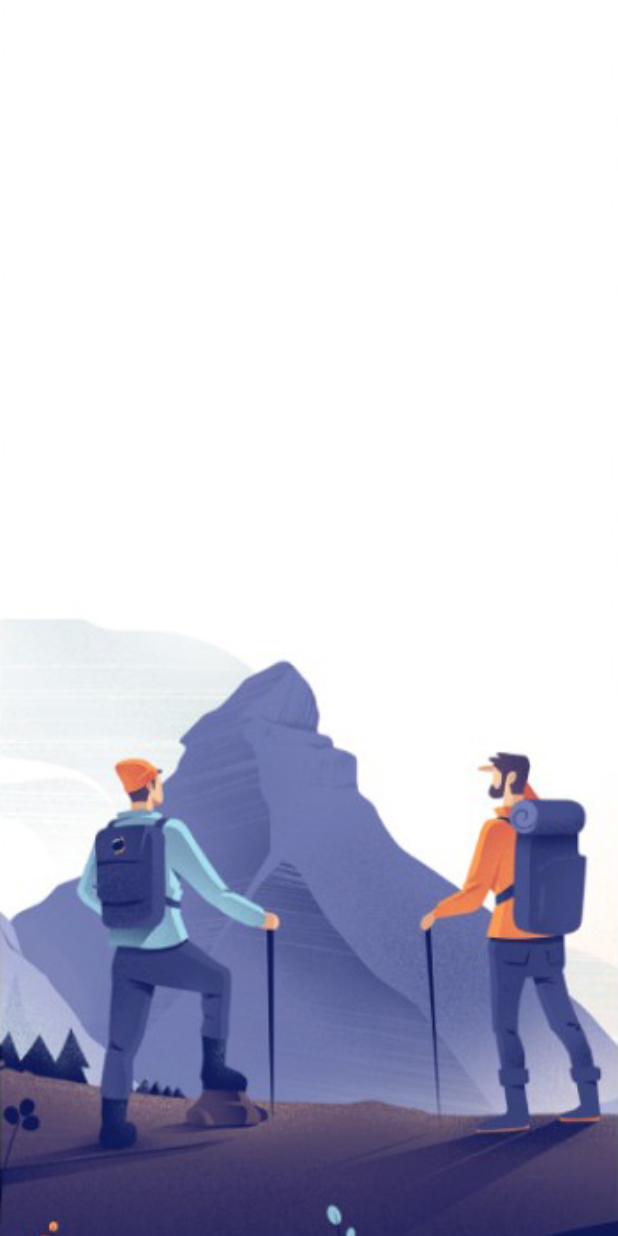
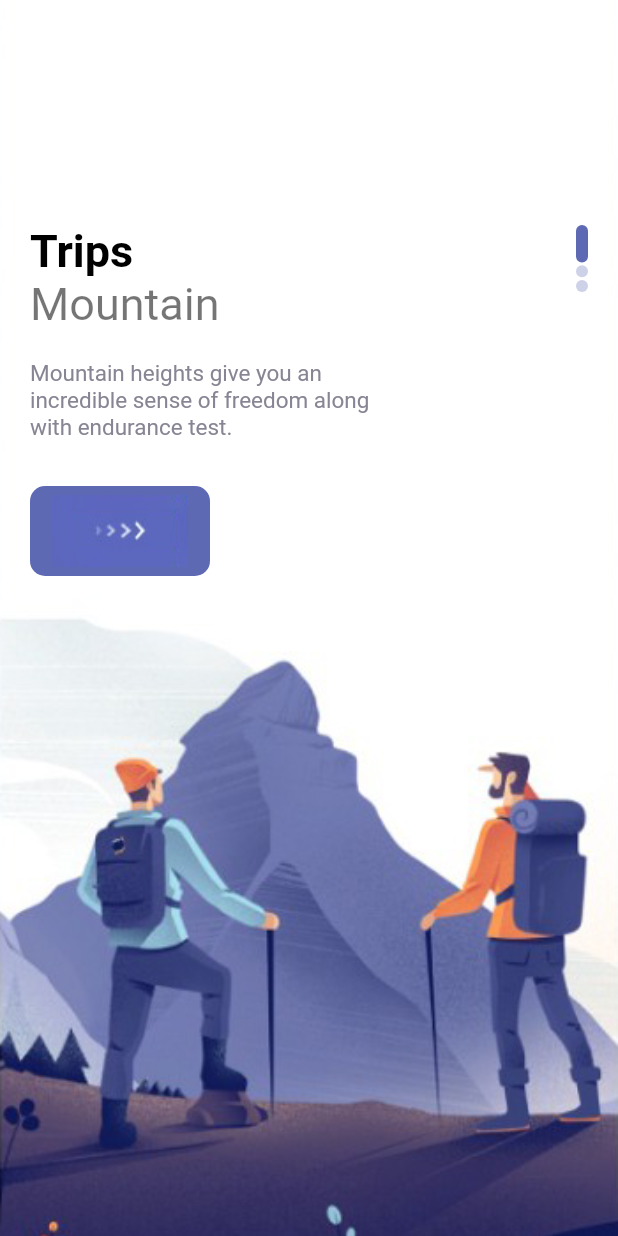
Before and after one commit to atultiwari7388/travel-app, a Flutter app: the screen it shows after launch, on a phone screen of 412 x 824 dp. Run offline on Flutter 3.47's test engine with Material 2 defaults, Android fonts, the phone set to English and light mode, and no system bars.

Commit message:
Welcome screen done

```diff
--- /dev/null
+++ b/lib/view/BottomNavBar/main_screen.bottomnavbar.view.dart
@@ -0,0 +1,15 @@
+import 'package:flutter/material.dart';
+
+class MainScreen extends StatefulWidget {
+  const MainScreen({Key? key}) : super(key: key);
+
+  @override
+  State<MainScreen> createState() => _MainScreenState();
+}
+
+class _MainScreenState extends State<MainScreen> {
+  @override
+  Widget build(BuildContext context) {
+    return Scaffold();
+  }
+}
--- a/lib/view/Welcome/welcome_screen.view.dart
+++ b/lib/view/Welcome/welcome_screen.view.dart
@@ -1,4 +1,8 @@
 import 'package:flutter/material.dart';
+import 'package:travel_app_with_block/utils/colors.utils.dart';
+import 'package:travel_app_with_block/widgets/larget_text_widget.widgets.dart';
+import 'package:travel_app_with_block/widgets/medium_text_widget.widgets.dart';
+import 'package:travel_app_with_block/widgets/responsive_button.widgets.dart';
 
 class WelcomeScreen extends StatefulWidget {
   const WelcomeScreen({Key? key}) : super(key: key);
@@ -12,6 +16,12 @@ class _WelcomeScreenState extends State<WelcomeScreen> {
     "welcome-one.png",
     "welcome-two.png",
     "welcome-three.png",
+  ];
+
+  List headingText = [
+    "Trips",
+    "Explore",
+    "Nature",
   ];
 
   @override
@@ -28,9 +38,58 @@ class _WelcomeScreenState extends State<WelcomeScreen> {
               image: DecorationImage(
                   image: AssetImage("img/${images[index]}"), fit: BoxFit.cover),
             ),
+            child: Container(
+              margin: const EdgeInsets.only(top: 150, left: 20, right: 20),
+              child: Row(
+                mainAxisAlignment: MainAxisAlignment.spaceBetween,
+                children: [
+                  // for text
+                  buildWelcomeScreenTextSection(index),
+                  // for dots button
+                  Column(
+                    children: List.generate(3, (indexDots) {
+                      return Container(
+                        margin: const EdgeInsets.only(bottom: 1.8),
+                        width: 8,
+                        height: index == indexDots ? 25 : 8,
+                        decoration: BoxDecoration(
+                          color: index == indexDots
+                              ? AppColors.mainColor
+                              : AppColors.mainColor.withOpacity(0.3),
+                          borderRadius: BorderRadius.circular(10),
+                        ),
+                      );
+                    }),
+                  ),
+                ],
+              ),
+            ),
           );
         },
       ),
     );
   }
+
+  //welcome screen text section
+  Widget buildWelcomeScreenTextSection(int index) {
+    return Column(
+      crossAxisAlignment: CrossAxisAlignment.start,
+      children: [
+        LargeTextWidget(text: headingText[index]),
+        const MediumTextWidget(text: "Mountain", size: 30),
+        const SizedBox(height: 20),
+        SizedBox(
+          width: 250,
+          child: MediumTextWidget(
+            text:
+                "Mountain heights give you an incredible sense of freedom along with endurance test.",
+            color: AppColors.textColor2,
+            size: 15,
+          ),
+        ),
+        const SizedBox(height: 30),
+        const ResponsiveButtonWidget(width: 120),
+      ],
+    );
+  }
 }
--- /dev/null
+++ b/lib/widgets/larget_text_widget.widgets.dart
@@ -0,0 +1,19 @@
+import 'package:flutter/material.dart';
+
+class LargeTextWidget extends StatelessWidget {
+  const LargeTextWidget(
+      {Key? key, this.size = 30, this.color = Colors.black, required this.text})
+      : super(key: key);
+  final double size;
+  final Color color;
+  final String text;
+
+  @override
+  Widget build(BuildContext context) {
+    return Text(
+      text,
+      style:
+          TextStyle(color: color, fontSize: size, fontWeight: FontWeight.bold),
+    );
+  }
+}
--- /dev/null
+++ b/lib/widgets/medium_text_widget.widgets.dart
@@ -0,0 +1,21 @@
+import 'package:flutter/material.dart';
+
+class MediumTextWidget extends StatelessWidget {
+  const MediumTextWidget(
+      {Key? key,
+      this.size = 16,
+      this.color = Colors.black54,
+      required this.text})
+      : super(key: key);
+  final double size;
+  final Color color;
+  final String text;
+
+  @override
+  Widget build(BuildContext context) {
+    return Text(
+      text,
+      style: TextStyle(color: color, fontSize: size),
+    );
+  }
+}
--- /dev/null
+++ b/lib/widgets/responsive_button.widgets.dart
@@ -0,0 +1,28 @@
+import 'package:flutter/material.dart';
+import 'package:travel_app_with_block/utils/colors.utils.dart';
+
+class ResponsiveButtonWidget extends StatelessWidget {
+  final bool? isResponsive;
+  final double? width;
+  const ResponsiveButtonWidget(
+      {Key? key, this.width, this.isResponsive = false})
+      : super(key: key);
+
+  @override
+  Widget build(BuildContext context) {
+    return Container(
+      width: width,
+      height: 60,
+      decoration: BoxDecoration(
+        borderRadius: BorderRadius.circular(10),
+        color: AppColors.mainColor,
+      ),
+      child: Row(
+        mainAxisAlignment: MainAxisAlignment.center,
+        children: [
+          Image.asset("img/button-one.png"),
+        ],
+      ),
+    );
+  }
+}
```
